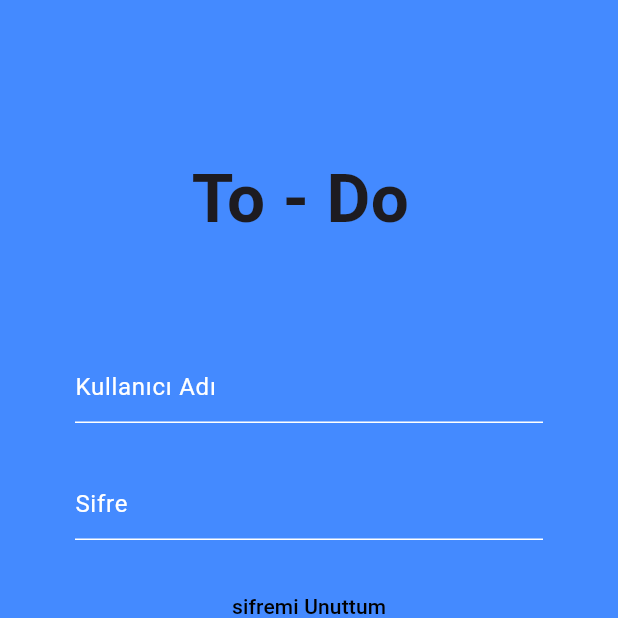
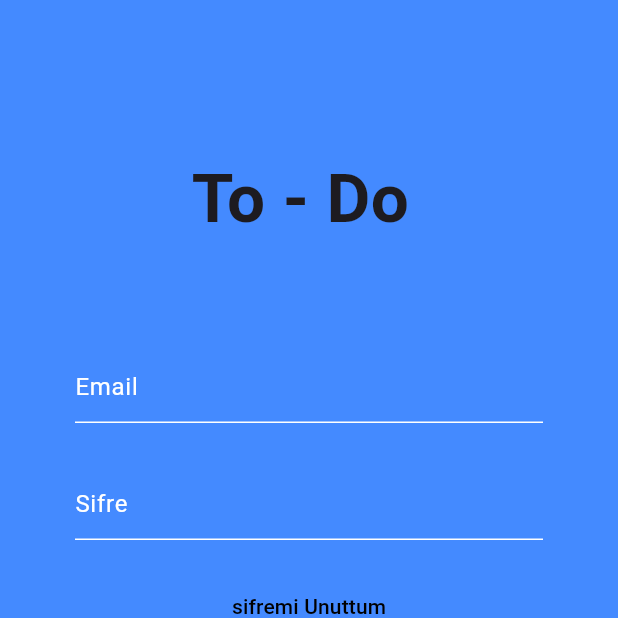
Before and after one commit to emirhnernsatr/To-Do-List, a Flutter app: the screen it shows after launch, on a phone screen of 412 x 824 dp, the top half of it. Run offline on Flutter 3.47's test engine with Material 3 defaults, Android fonts, the phone set to English and light mode, and no system bars; our stand-ins replace cloud_firestore, firebase_auth, firebase_core, flutter_bloc; accounts and stored records are empty.

Commit message:
service = auth_service , login_screen, home_screen , register_screen

```diff
--- a/lib/screens/home_screen.dart
+++ b/lib/screens/home_screen.dart
@@ -1,5 +1,6 @@
 import 'package:flutter/material.dart';
 import 'package:flutter_bloc/flutter_bloc.dart';
+import 'package:to_do_uygulamsi/screens/login_screen.dart';
 import '../cubit/tasks_cubit.dart';
 import '../cubit/tasks_state.dart';
 import '../models/task.dart';
@@ -48,7 +49,10 @@ class _HomeScreenState extends State<HomeScreen> {
         leading: IconButton(
           icon: Icon(Icons.arrow_back_ios_new_rounded),
           onPressed: () {
-            Navigator.pop(context);
+            Navigator.pushReplacement(
+              context,
+              MaterialPageRoute(builder: (_) => const LoginScreen()),
+            );
           },
         ),
       ),
--- a/lib/screens/login_screen.dart
+++ b/lib/screens/login_screen.dart
@@ -1,6 +1,7 @@
 import 'package:flutter/material.dart';
 import 'package:to_do_uygulamsi/screens/home_screen.dart';
 import 'package:to_do_uygulamsi/screens/register_screen.dart';
+import 'package:to_do_uygulamsi/service/auth_service.dart';
 
 class LoginScreen extends StatefulWidget {
   const LoginScreen({super.key});
@@ -10,6 +11,31 @@ class LoginScreen extends StatefulWidget {
 }
 
 class _LoginScreenState extends State<LoginScreen> {
+  final AuthService _authService = AuthService();
+
+  final TextEditingController _emailController = TextEditingController();
+  final TextEditingController _passwordController = TextEditingController();
+
+  String message = '';
+
+  void _login() async {
+    final user = await _authService.signInWithEmailAndPassword(
+      _emailController.text.trim(),
+      _passwordController.text.trim(),
+    );
+    setState(() {
+      if (user != null) {
+        message = 'Giriş başarılı! Hoşgeldin: ${user.email}';
+        Navigator.pushReplacement(
+          context,
+          MaterialPageRoute(builder: (_) => HomeScreen()),
+        );
+      } else {
+        message = 'Giriş başarısız!';
+      }
+    });
+  }
+
   @override
   Widget build(BuildContext context) {
     return Scaffold(
@@ -29,11 +55,18 @@ class _LoginScreenState extends State<LoginScreen> {
               SizedBox(height: 70),
               Column(
                 children: [
-                  TextField(decoration: customInputDecoration('Kullanıcı Adı')),
+                  TextField(
+                    controller: _emailController,
+                    decoration: customInputDecoration('Email'),
+                  ),
                 ],
               ),
               SizedBox(height: 30),
-              TextField(decoration: customInputDecoration('Sifre')),
+              TextField(
+                controller: _passwordController,
+                decoration: customInputDecoration('Sifre'),
+                obscureText: true,
+              ),
               SizedBox(height: 20),
 
               Center(
@@ -49,18 +82,12 @@ class _LoginScreenState extends State<LoginScreen> {
 
               Center(
                 child: TextButton(
-                  onPressed: () {
-                    Navigator.push(
-                      context,
-                      MaterialPageRoute(builder: (_) => const HomeScreen()),
-                    );
-                  },
+                  onPressed: _login,
                   child: Container(
                     height: 50,
                     width: 150,
-                    margin: EdgeInsets.symmetric(horizontal: 60),
                     decoration: BoxDecoration(
-                      borderRadius: BorderRadius.circular(50),
+                      borderRadius: BorderRadius.circular(60),
                       color: Colors.green,
                     ),
                     child: Center(
@@ -77,7 +104,7 @@ class _LoginScreenState extends State<LoginScreen> {
               Center(
                 child: TextButton(
                   onPressed: () {
-                    Navigator.pushReplacement(
+                    Navigator.push(
                       context,
                       MaterialPageRoute(builder: (_) => const RegisterScreen()),
                     );
@@ -88,6 +115,8 @@ class _LoginScreenState extends State<LoginScreen> {
                   ),
                 ),
               ),
+              SizedBox(height: 20),
+              Text(message),
             ],
           ),
         ),
```
Also changed, not shown: lib/cubit/tasks_cubit.dart (+6 -5 lines), lib/screens/register_screen.dart (+40 -4 lines), lib/service/auth_service.dart (added, +45 -0 lines).
